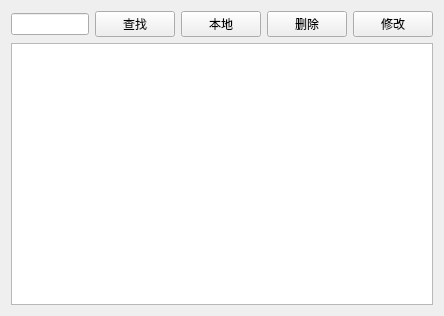
The window that patientview.ui (Jvsong/Qttask3) describes before a commit, drawn with Qt 5.
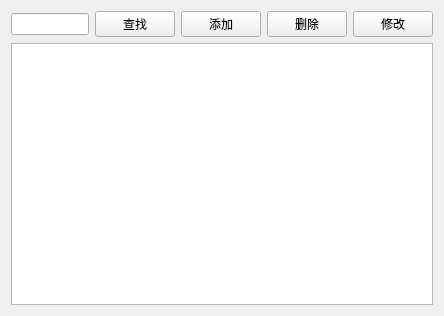
The same window after the commit.

Diff of the .ui file:
```diff
--- a/patientview.ui
+++ b/patientview.ui
@@ -27,7 +27,7 @@
    <item row="0" column="2">
     <widget class="QPushButton" name="pushButton_2">
      <property name="text">
-      <string>本地</string>
+      <string>添加</string>
      </property>
     </widget>
    </item>
```
Left out of the diff: 10 changed lines with no effect on the pictures.
